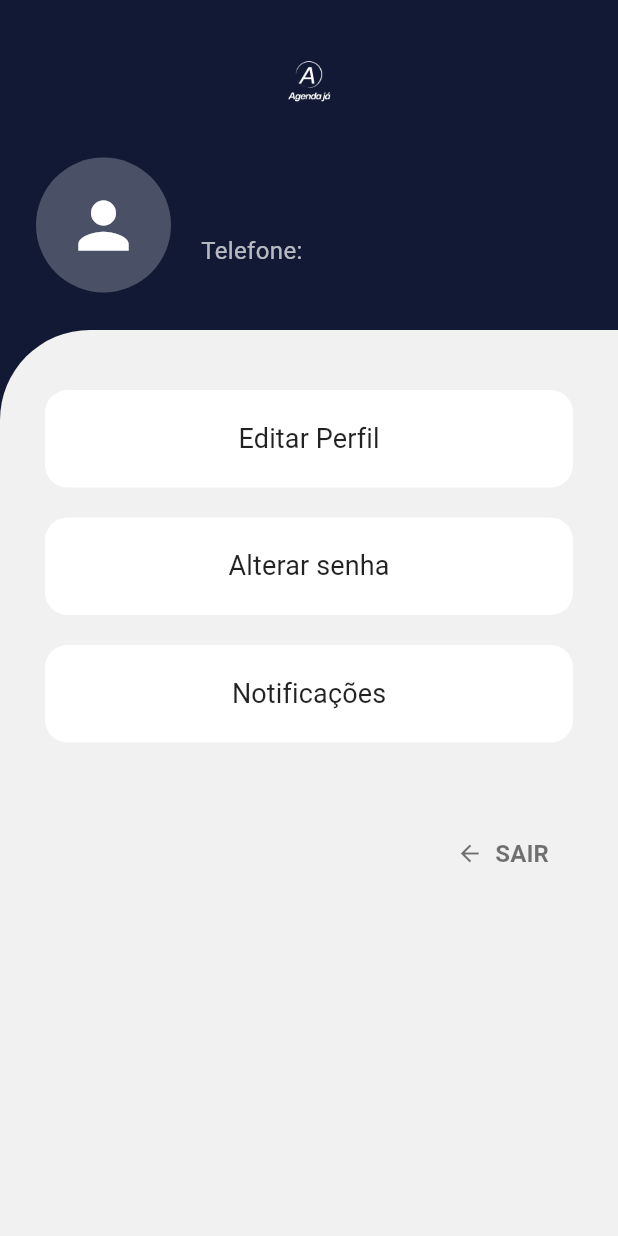
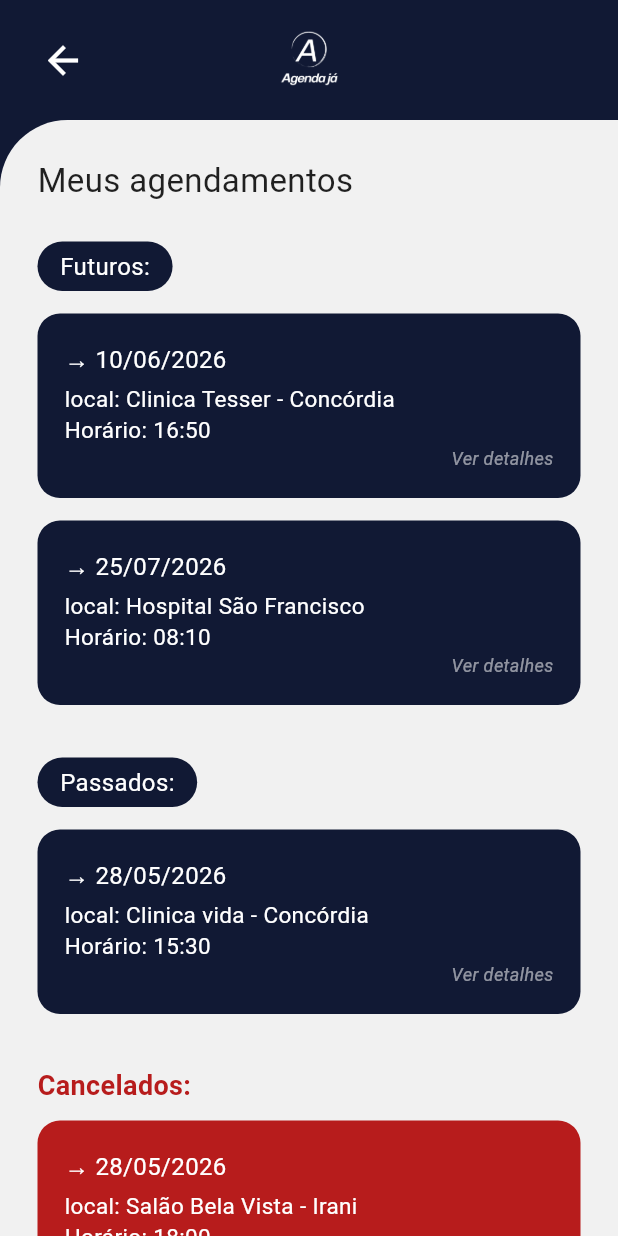
Before and after one commit to SamuVortmann/PI3-AgendaJa, a Flutter app: the HomeClientePage screen opened directly with empty values, in the side drawer, after a tap on "Meus agendamentos", on a phone screen of 412 x 824 dp. Run offline on Flutter 3.47's test engine with Material 3 defaults, Android fonts, the phone set to English and light mode, and no system bars.

Commit message:
pg meus agendamentos

```diff
--- a/agenda-ja/lib/pages/menu.dart
+++ b/agenda-ja/lib/pages/menu.dart
@@ -1,14 +1,15 @@
 import 'package:flutter/material.dart';
 import 'perfil_cliente.dart';
+import 'meus-agendamentos.dart'; // Importa a tela de agendamentos
 
 class MenuCliente extends StatelessWidget {
   final String nome;
-  final String telefone; // Agora é obrigatório e sem valor padrão fixo
+  final String telefone;
 
   const MenuCliente({
     super.key,
     required this.nome,
-    required this.telefone, // Exige que o telefone seja passado
+    required this.telefone,
   });
 
   @override
@@ -102,14 +103,11 @@ class MenuCliente extends StatelessWidget {
               context: context,
               titulo: 'Meus agendamentos',
               onTap: () {
-                Navigator.pop(context);
+                Navigator.pop(context); // Fecha o menu lateral
                 Navigator.push(
                   context,
                   MaterialPageRoute(
-                    builder: (context) => PerfilPage(
-                      nome: nome,
-                      telefone: telefone,
-                    ),
+                    builder: (context) => const MeusAgendamentosPage(), // Navega para a tela correta
                   ),
                 );
               },
--- /dev/null
+++ b/agenda-ja/lib/pages/meus-agendamentos.dart
@@ -0,0 +1,184 @@
+import 'package:flutter/material.dart';
+
+class MeusAgendamentosPage extends StatelessWidget {
+  const MeusAgendamentosPage({super.key});
+
+  @override
+  Widget build(BuildContext context) {
+    return Scaffold(
+      backgroundColor: const Color(0xFF111934),
+      body: SafeArea(
+        child: Column(
+          children: [
+            // NAVBAR com Botão de Voltar e LOGO
+            Container(
+              width: double.infinity,
+              height: 80,
+              padding: const EdgeInsets.symmetric(horizontal: 18),
+              color: const Color(0xFF111934),
+              child: Row(
+                children: [
+                  IconButton(
+                    onPressed: () => Navigator.pop(context),
+                    icon: const Icon(Icons.arrow_back, color: Colors.white, size: 30),
+                  ),
+                  Expanded(
+                    child: Center(
+                      child: Image.asset(
+                        'assets/logo.png',
+                        width: 100,
+                        errorBuilder: (context, error, stackTrace) =>
+                            const Icon(Icons.image, color: Colors.white),
+                      ),
+                    ),
+                  ),
+                  const SizedBox(width: 48), // Equilíbrio visual para centralizar a logo
+                ],
+              ),
+            ),
+
+            // CONTEÚDO
+            Expanded(
+              child: Container(
+                width: double.infinity,
+                decoration: const BoxDecoration(
+                  color: Color(0xFFF1F1F1),
+                  borderRadius: BorderRadius.only(
+                    topLeft: Radius.circular(45),
+                  ),
+                ),
+                child: SingleChildScrollView(
+                  padding: const EdgeInsets.all(25),
+                  child: Column(
+                    crossAxisAlignment: CrossAxisAlignment.start,
+                    children: [
+                      const Text(
+                        'Meus agendamentos',
+                        style: TextStyle(
+                          fontSize: 22,
+                          fontWeight: FontWeight.w400,
+                          color: Colors.black87,
+                        ),
+                      ),
+                      const SizedBox(height: 25),
+
+                      // SEÇÃO FUTUROS
+                      secaoTitulo('Futuros:'),
+                      cardAgendamento(
+                        data: '10/06/2026',
+                        local: 'Clinica Tesser - Concórdia',
+                        horario: '16:50',
+                        cor: const Color(0xFF111934),
+                      ),
+                      cardAgendamento(
+                        data: '25/07/2026',
+                        local: 'Hospital São Francisco',
+                        horario: '08:10',
+                        cor: const Color(0xFF111934),
+                      ),
+
+                      const SizedBox(height: 20),
+
+                      // SEÇÃO PASSADOS
+                      secaoTitulo('Passados:'),
+                      cardAgendamento(
+                        data: '28/05/2026',
+                        local: 'Clinica vida - Concórdia',
+                        horario: '15:30',
+                        cor: const Color(0xFF111934),
+                      ),
+
+                      const SizedBox(height: 20),
+
+                      // SEÇÃO CANCELADOS
+                      const Text(
+                        'Cancelados:',
+                        style: TextStyle(
+                          fontSize: 18,
+                          fontWeight: FontWeight.bold,
+                          color: Color(0xFFB71C1C), // Vermelho escuro para o título
+                        ),
+                      ),
+                      const SizedBox(height: 10),
+                      cardAgendamento(
+                        data: '28/05/2026',
+                        local: 'Salão Bela Vista - Irani',
+                        horario: '18:00',
+                        cor: const Color(0xFFB71C1C), // Vermelho para o card
+                        isCancelado: true,
+                      ),
+                      const SizedBox(height: 30),
+                    ],
+                  ),
+                ),
+              ),
+            ),
+          ],
+        ),
+      ),
+    );
+  }
+
+  Widget secaoTitulo(String titulo) {
+    return Container(
+      margin: const EdgeInsets.only(bottom: 15),
+      padding: const EdgeInsets.symmetric(horizontal: 15, vertical: 5),
+      decoration: BoxDecoration(
+        color: const Color(0xFF111934),
+        borderRadius: BorderRadius.circular(20),
+      ),
+      child: Text(
+        titulo,
+        style: const TextStyle(color: Colors.white, fontSize: 16),
+      ),
+    );
+  }
+
+  Widget cardAgendamento({
+    required String data,
+    required String local,
+    required String horario,
+    required Color cor,
+    bool isCancelado = false,
+  }) {
+    return Container(
+      margin: const EdgeInsets.only(bottom: 15),
+      width: double.infinity,
+      padding: const EdgeInsets.all(18),
+      decoration: BoxDecoration(
+        color: cor,
+        borderRadius: BorderRadius.circular(15),
+      ),
+      child: Column(
+        crossAxisAlignment: CrossAxisAlignment.start,
+        children: [
+          Text(
+            '→ $data',
+            style: const TextStyle(color: Colors.white, fontSize: 16),
+          ),
+          const SizedBox(height: 4),
+          Text(
+            'local: $local',
+            style: const TextStyle(color: Colors.white, fontSize: 15),
+          ),
+          Text(
+            'Horário: $horario',
+            style: const TextStyle(color: Colors.white, fontSize: 15),
+          ),
+          if (!isCancelado)
+            const Align(
+              alignment: Alignment.bottomRight,
+              child: Text(
+                'Ver detalhes',
+                style: TextStyle(
+                  color: Colors.white54,
+                  fontSize: 12,
+                  fontStyle: FontStyle.italic,
+                ),
+              ),
+            ),
+        ],
+      ),
+    );
+  }
+}
```
